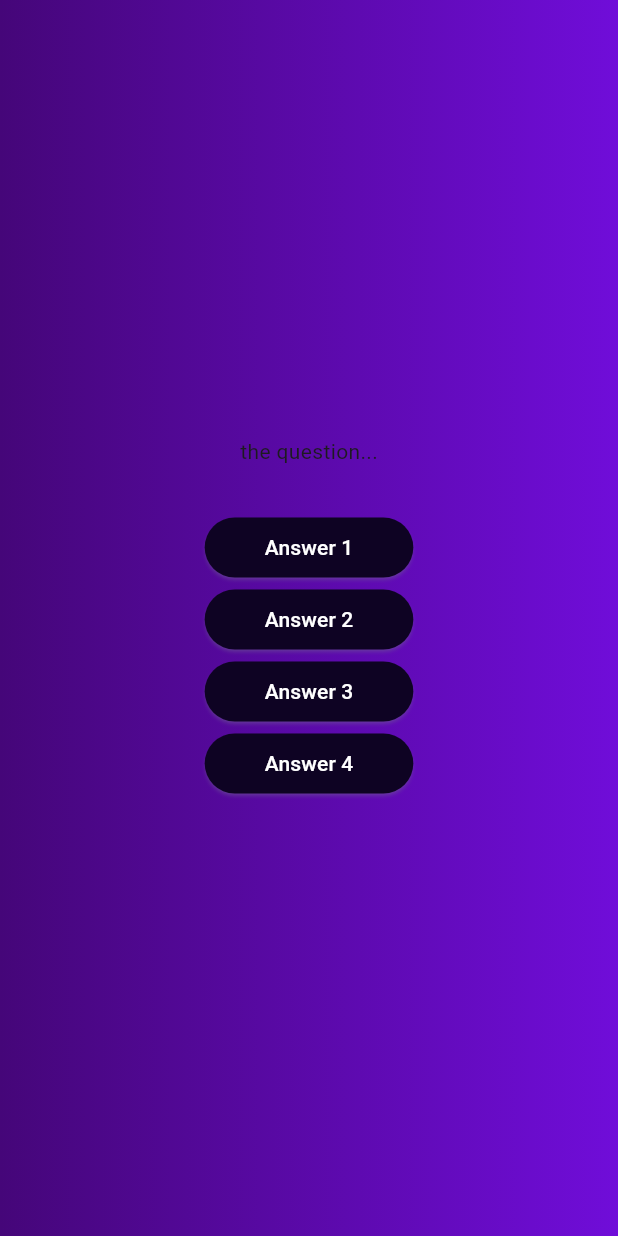
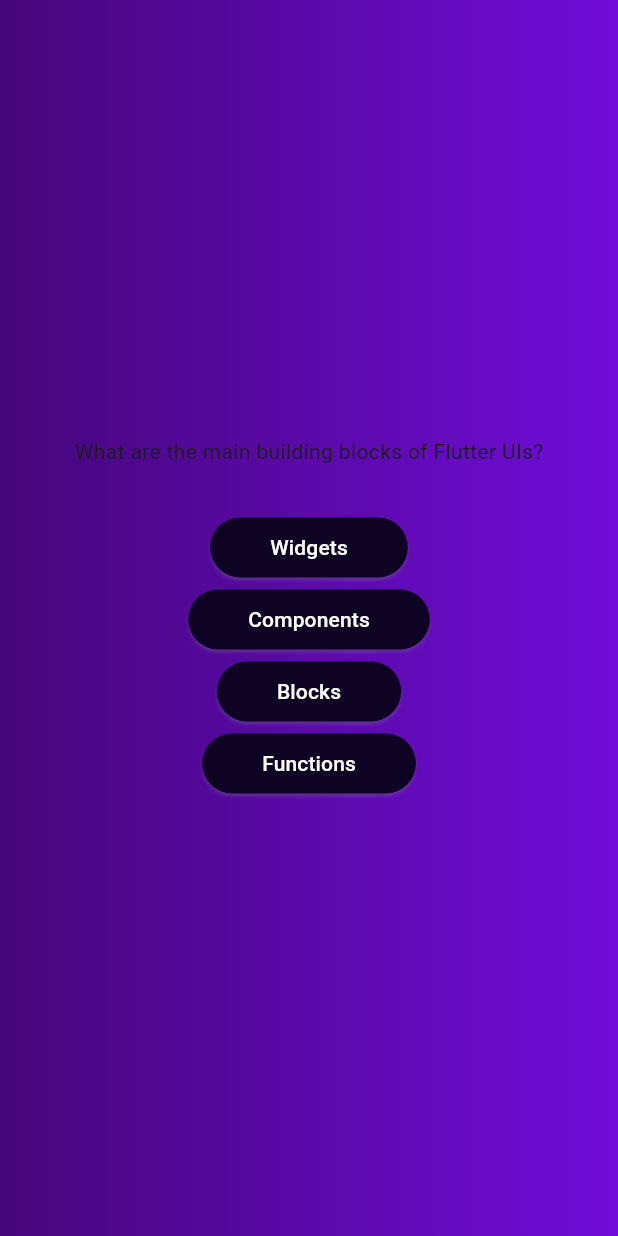
Before and after one commit to ttancter1303/quiz_app-flutter-, a Flutter app: the screen it shows after launch, after a tap on "Start Quiz", on a phone screen of 412 x 824 dp. Run offline on Flutter 3.47's test engine with Material 3 defaults, Android fonts, the phone set to English and light mode, and no system bars.

Commit message:
daily commit

```diff
--- a/lib/questions_screen.dart
+++ b/lib/questions_screen.dart
@@ -1,5 +1,6 @@
 import 'package:flutter/material.dart';
 import 'package:quiz_app2/answer_button.dart';
+import 'package:quiz_app2/data/questions.dart';
 
 class QuestionsScreen extends StatefulWidget {
   const QuestionsScreen({super.key});
@@ -13,27 +14,31 @@
 class _QuestionsScreenState extends State<QuestionsScreen> {
   @override
   Widget build(BuildContext context) {
+    final currentQuestion = questions[0];
+
     return SizedBox(
       width: double.infinity,
       child: Column(
         mainAxisAlignment: MainAxisAlignment.center,
         children: [
-          const Text('the question...'),
+          Text(
+              currentQuestion.text
+          ),
           const SizedBox(height: 30),
           AnswerButton(
-            answerText: 'Answer 1',
+            answerText: currentQuestion.answers[0],
             onTap: () {},
           ),
           AnswerButton(
-            answerText: 'Answer 2',
+            answerText: currentQuestion.answers[1],
             onTap: () {},
           ),
           AnswerButton(
-            answerText: 'Answer 3',
+            answerText: currentQuestion.answers[2],
             onTap: () {},
           ),
           AnswerButton(
-            answerText: 'Answer 4',
+            answerText: currentQuestion.answers[3],
             onTap: () {},
           ),
         ],
```
